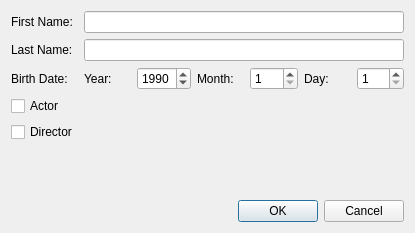
The window that FilmManager/addpersondialog.ui (Zachaly/Jipp_Projekt_ZS_NS) describes before a commit, drawn with Qt 5.
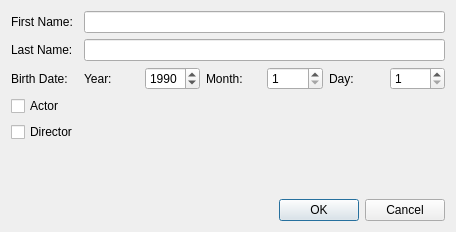
The same window after the commit.

```diff
--- a/FilmManager/addpersondialog.ui
+++ b/FilmManager/addpersondialog.ui
@@ -6,8 +6,8 @@
    <rect>
     <x>0</x>
     <y>0</y>
-    <width>415</width>
-    <height>233</height>
+    <width>456</width>
+    <height>232</height>
    </rect>
   </property>
   <property name="windowTitle">
```
